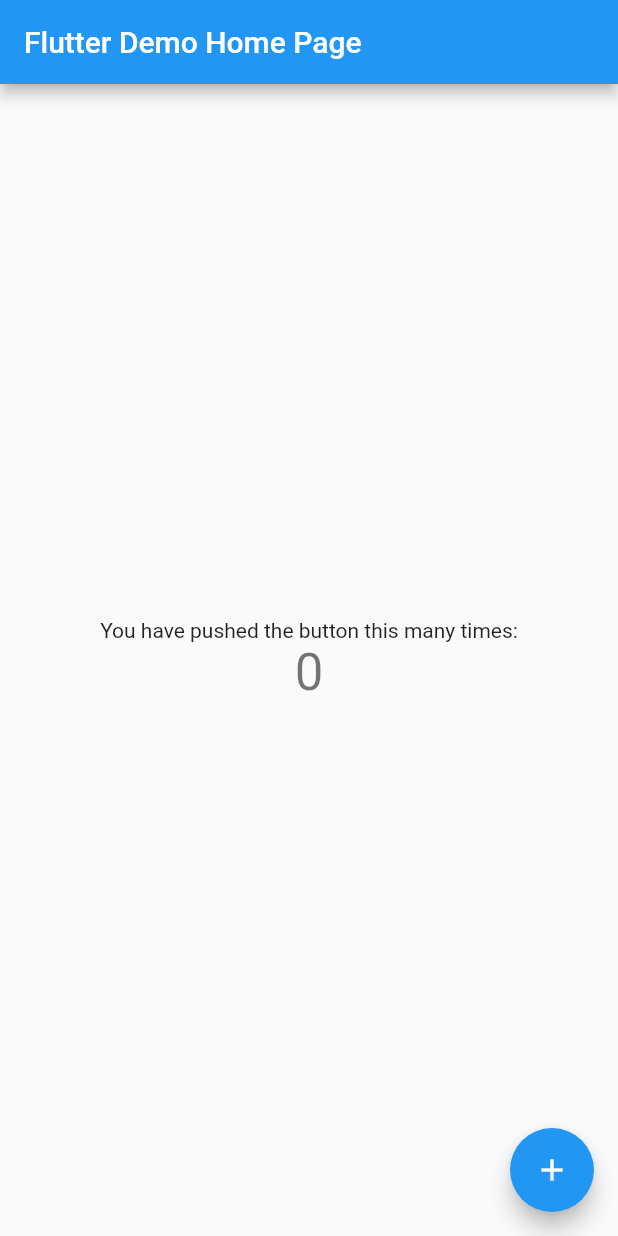
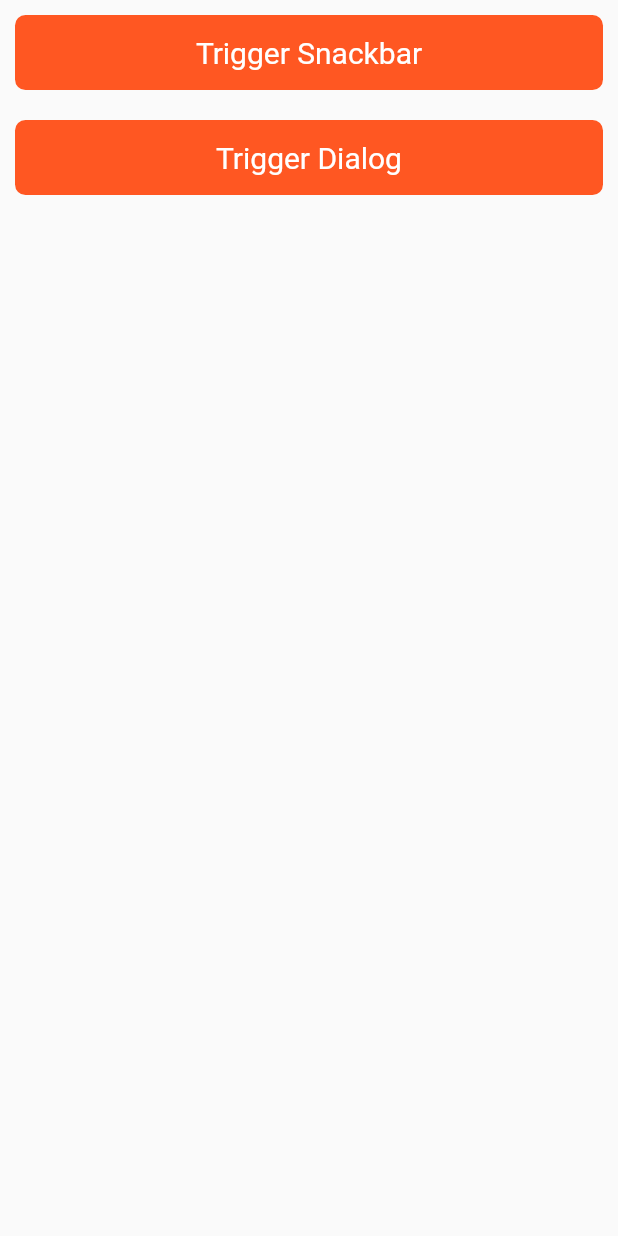
Before and after one commit to vedintech007/getX-beginner-to-advance-level, a Flutter app: the screen it shows after launch, on a phone screen of 412 x 824 dp. Run offline on Flutter 3.47's test engine with Material 2 defaults, Android fonts, the phone set to English and light mode, and no system bars; our stand-ins replace get.

Commit message:
Explored snackbar features

```diff
--- /dev/null
+++ b/lib/002-dialog/custom_dialog.dart
@@ -0,0 +1,14 @@
+import 'package:flutter/material.dart';
+import 'package:mastering_getx/components/custom_button.dart';
+
+class CustomDialog extends StatelessWidget {
+  const CustomDialog({super.key});
+
+  @override
+  Widget build(BuildContext context) {
+    return CustomButton(
+      btnText: "Trigger Dialog",
+      press: () {},
+    );
+  }
+}
--- /dev/null
+++ b/lib/components/custom_button.dart
@@ -0,0 +1,39 @@
+import 'package:flutter/material.dart';
+
+class CustomButton extends StatelessWidget {
+  const CustomButton({
+    Key? key,
+    required this.press,
+    required this.btnText,
+  }) : super(key: key);
+
+  final Function press;
+  final String btnText;
+
+  @override
+  Widget build(BuildContext context) {
+    return InkWell(
+      onTap: () {
+        press();
+      },
+      child: Container(
+        margin: const EdgeInsets.all(10),
+        width: double.maxFinite,
+        height: 50,
+        decoration: BoxDecoration(
+          borderRadius: BorderRadius.circular(7),
+          color: Colors.deepOrange,
+        ),
+        child: Center(
+          child: Text(
+            btnText,
+            style: const TextStyle(
+              fontSize: 20,
+              color: Colors.white,
+            ),
+          ),
+        ),
+      ),
+    );
+  }
+}
--- /dev/null
+++ b/lib/home_page/home_page.dart
@@ -0,0 +1,25 @@
+import 'package:flutter/material.dart';
+import 'package:mastering_getx/001-snackbar/custom_snackbar.dart';
+import 'package:mastering_getx/002-dialog/custom_dialog.dart';
+
+class HomePage extends StatelessWidget {
+  const HomePage({super.key});
+
+  @override
+  Widget build(BuildContext context) {
+    return Scaffold(
+      // appBar: AppBar(),
+      body: SafeArea(
+        child: Column(
+          children: const [
+            //  snackbar
+            CustomSnackBar(),
+
+            //  dialog
+            CustomDialog(),
+          ],
+        ),
+      ),
+    );
+  }
+}
--- a/lib/main.dart
+++ b/lib/main.dart
@@ -1,4 +1,7 @@
+// ignore_for_file: public_member_api_docs, sort_constructors_first
 import 'package:flutter/material.dart';
+import 'package:get/get.dart';
+import 'package:mastering_getx/home_page/home_page.dart';
 
 void main() {
   runApp(const MyApp());
@@ -7,109 +10,15 @@
 class MyApp extends StatelessWidget {
   const MyApp({super.key});
 
-  // This widget is the root of your application.
   @override
   Widget build(BuildContext context) {
-    return MaterialApp(
-      title: 'Flutter Demo',
+    return GetMaterialApp(
+      debugShowCheckedModeBanner: false,
+      title: 'Learn GetX',
       theme: ThemeData(
-        // This is the theme of your application.
-        //
-        // Try running your application with "flutter run". You'll see the
-        // application has a blue toolbar. Then, without quitting the app, try
-        // changing the primarySwatch below to Colors.green and then invoke
-        // "hot reload" (press "r" in the console where you ran "flutter run",
-        // or simply save your changes to "hot reload" in a Flutter IDE).
-        // Notice that the counter didn't reset back to zero; the application
-        // is not restarted.
-        primarySwatch: Colors.blue,
+        primarySwatch: Colors.lightBlue,
       ),
-      home: const MyHomePage(title: 'Flutter Demo Home Page'),
+      home: const HomePage(),
     );
   }
 }
-
-class MyHomePage extends StatefulWidget {
-  const MyHomePage({super.key, required this.title});
-
-  // This widget is the home page of your application. It is stateful, meaning
-  // that it has a State object (defined below) that contains fields that affect
-  // how it looks.
-
-  // This class is the configuration for the state. It holds the values (in this
-  // case the title) provided by the parent (in this case the App widget) and
-  // used by the build method of the State. Fields in a Widget subclass are
-  // always marked "final".
-
-  final String title;
-
-  @override
-  State<MyHomePage> createState() => _MyHomePageState();
-}
-
-class _MyHomePageState extends State<MyHomePage> {
-  int _counter = 0;
-
-  void _incrementCounter() {
-    setState(() {
-      // This call to setState tells the Flutter framework that something has
-      // changed in this State, which causes it to rerun the build method below
-      // so that the display can reflect the updated values. If we changed
-      // _counter without calling setState(), then the build method would not be
-      // called again, and so nothing would appear to happen.
-      _counter++;
-    });
-  }
-
-  @override
-  Widget build(BuildContext context) {
-    // This method is rerun every time setState is called, for instance as done
-    // by the _incrementCounter method above.
-    //
-    // The Flutter framework has been optimized to make rerunning build methods
-    // fast, so that you can just rebuild anything that needs updating rather
-    // than having to individually change instances of widgets.
-    return Scaffold(
-      appBar: AppBar(
-        // Here we take the value from the MyHomePage object that was created by
-        // the App.build method, and use it to set our appbar title.
-        title: Text(widget.title),
-      ),
-      body: Center(
-        // Center is a layout widget. It takes a single child and positions it
-        // in the middle of the parent.
-        child: Column(
-          // Column is also a layout widget. It takes a list of children and
-          // arranges them vertically. By default, it sizes itself to fit its
-          // children horizontally, and tries to be as tall as its parent.
-          //
-          // Invoke "debug painting" (press "p" in the console, choose the
-          // "Toggle Debug Paint" action from the Flutter Inspector in Android
-          // Studio, or the "Toggle Debug Paint" command in Visual Studio Code)
-          // to see the wireframe for each widget.
-          //
-          // Column has various properties to control how it sizes itself and
-          // how it positions its children. Here we use mainAxisAlignment to
-          // center the children vertically; the main axis here is the vertical
-          // axis because Columns are vertical (the cross axis would be
-          // horizontal).
-          mainAxisAlignment: MainAxisAlignment.center,
-          children: <Widget>[
-            const Text(
-              'You have pushed the button this many times:',
-            ),
-            Text(
-              '$_counter',
-              style: Theme.of(context).textTheme.headline4,
-            ),
-          ],
-        ),
-      ),
-      floatingActionButton: FloatingActionButton(
-        onPressed: _incrementCounter,
-        tooltip: 'Increment',
-        child: const Icon(Icons.add),
-      ), // This trailing comma makes auto-formatting nicer for build methods.
-    );
-  }
-}
--- a/pubspec.yaml
+++ b/pubspec.yaml
@@ -36,6 +36,7 @@
   # The following adds the Cupertino Icons font to your application.
   # Use with the CupertinoIcons class for iOS style icons.
   cupertino_icons: ^1.0.2
+  get: ^4.6.5
 
 dev_dependencies:
   flutter_test:
```
Also changed, not shown: lib/001-snackbar/custom_snackbar.dart (added, +91 -0 lines), pubspec.lock.
